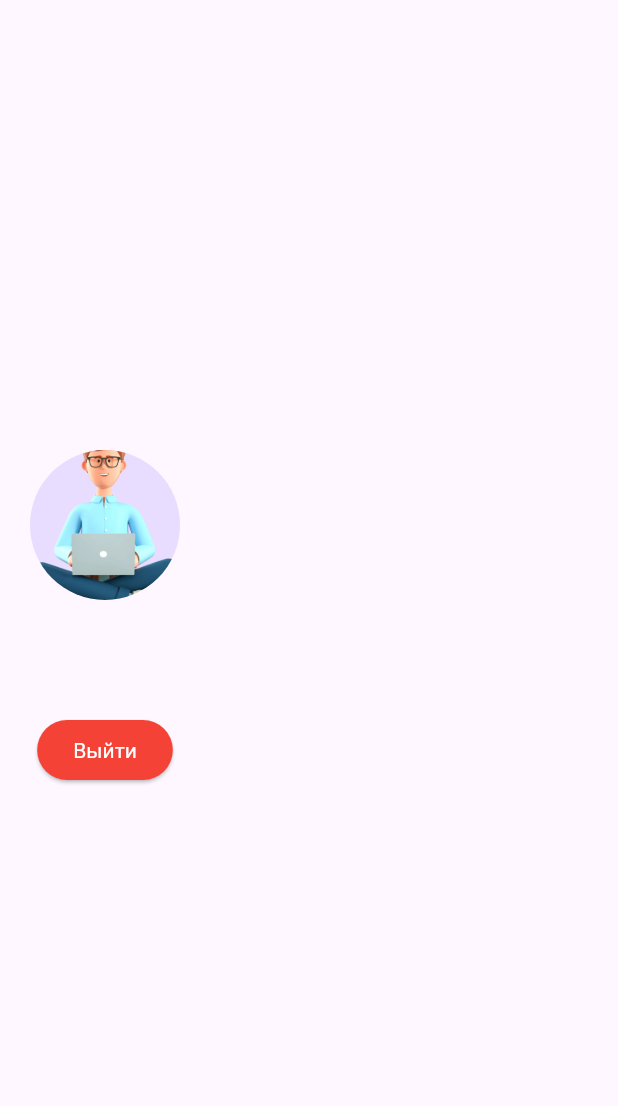
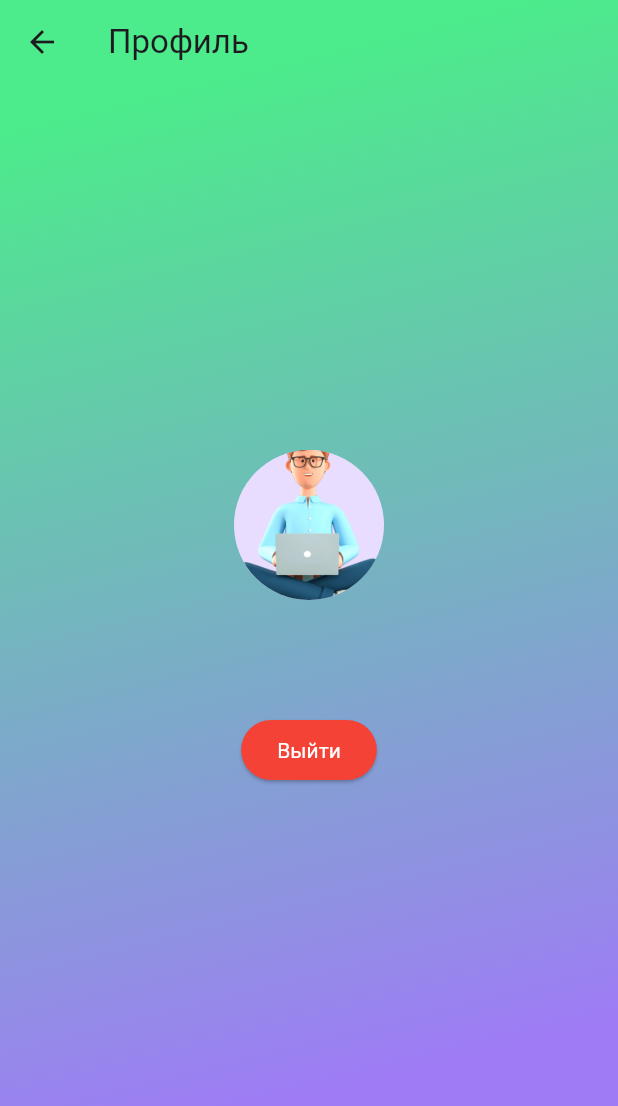
Before and after one commit to alex1261bat/zc_dodiddone, a Flutter app: the ProfilePage screen opened directly, on a phone screen of 412 x 824 dp. Shown: the top 1106 px of the screen. Run offline on Flutter 3.47's test engine with Material 3 defaults, Android fonts, the phone set to English and light mode, and no system bars; our stand-ins replace cloud_firestore, firebase_auth, firebase_core; accounts and stored records are empty.

Commit message:
profile page

```diff
--- a/lib/pages/main_page.dart
+++ b/lib/pages/main_page.dart
@@ -1,8 +1,8 @@
 import 'package:flutter/material.dart';
+import 'package:zc_dodiddone/pages/profile_page.dart';
 import 'package:zc_dodiddone/screens/all_tasks.dart';
 import '../screens/completed.dart';
 import '../screens/for_today.dart';
-import '../screens/profile_page.dart';
 import '../theme/theme.dart';
 
 import '../widgets/dialog_widget.dart'; // Импортируем FirebaseFirestore
@@ -21,7 +21,7 @@ class _MainPageState extends State<MainPage> {
     TaskPage(),
     ForTodayPage(),
     CompletedPage(),
-    ProfilePage()
+    //ProfilePage()
   ];
 
   void _onItemTapped(int index) {
@@ -61,9 +61,16 @@ class _MainPageState extends State<MainPage> {
     return Scaffold(
       extendBodyBehindAppBar: true,
       appBar: AppBar(
-        backgroundColor: Colors.transparent,
-        elevation: 0, // Убираем тень
-      ),
+          backgroundColor: Colors.transparent,
+          elevation: 0, // Убираем тень
+          actions: [
+            IconButton(
+                onPressed: () {
+                  Navigator.push(context,
+                      MaterialPageRoute(builder: (context) => const ProfilePage()));
+                },
+                icon: const Icon(Icons.person_2, color: Colors.white)),
+          ]),
       body: Container(
         decoration: BoxDecoration(
           gradient: LinearGradient(
@@ -78,7 +85,7 @@ class _MainPageState extends State<MainPage> {
         ),
         child: Center(
           child: _selectedIndex == 3 // Проверяем, выбран ли профиль
-              ? const ProfilePage() // Если да, отображаем profile_page
+              ? ProfilePage() // Если да, отображаем profile_page
               : _widgetOptions.elementAt(_selectedIndex),
         ),
       ),
@@ -96,10 +103,10 @@ class _MainPageState extends State<MainPage> {
             icon: Icon(Icons.check_circle),
             label: 'Выполнено',
           ),
-          BottomNavigationBarItem(
-            icon: Icon(Icons.person),
-            label: 'Профиль',
-          ),
+          // BottomNavigationBarItem(
+          //   icon: Icon(Icons.person),
+          //   label: 'Профиль',
+          // ),
         ],
         currentIndex: _selectedIndex,
         onTap: _onItemTapped,
--- /dev/null
+++ b/lib/pages/profile_page.dart
@@ -0,0 +1,41 @@
+import 'package:flutter/material.dart';
+import 'package:zc_dodiddone/screens/profile.dart';
+import '../theme/theme.dart';
+// Импортируем AuthenticationService
+
+class ProfilePage extends StatefulWidget {
+  const ProfilePage({Key? key}) : super(key: key);
+  @override
+  State<ProfilePage> createState() => _LoginPageState();
+}
+
+class _LoginPageState extends State<ProfilePage> {
+  @override
+  Widget build(BuildContext context) {
+    return Scaffold(
+      extendBodyBehindAppBar: true,
+      appBar: AppBar(
+        title: const Text('Профиль'),
+        backgroundColor: Colors.transparent, // Прозрачный AppBar
+        elevation: 0,
+      ), // AppBar
+      body: SingleChildScrollView(
+        child: Container(
+            height: MediaQuery.of(context).size.height,
+            width: MediaQuery.of(context).size.width,
+            decoration: BoxDecoration(
+              gradient: LinearGradient(
+                begin: Alignment.topLeft,
+                end: Alignment.bottomCenter,
+                colors: [
+                  DoDidDoneTheme.lightTheme.colorScheme.secondary,
+                  DoDidDoneTheme.lightTheme.colorScheme.primary,
+                ],
+                stops: const [0.1, 0.9], // Основной цвет занимает 90%
+              ),
+            ),
+            child: Profile()),
+      ),
+    );
+  }
+}
--- a/lib/screens/profile_page.dart
+++ b/lib/screens/profile.dart
@@ -2,13 +2,14 @@ import 'package:flutter/material.dart';
 import '../pages/login_page.dart';
 import '../services/firebase_auth.dart'; // Импортируем AuthenticationService
 
-class ProfilePage extends StatefulWidget {
-  const ProfilePage({Key? key}) : super(key: key);
+class Profile extends StatefulWidget {
+  const Profile({super.key});
+
   @override
-  State<ProfilePage> createState() => _ProfilePageState();
+  State<Profile> createState() => _ProfilePageState();
 }
 
-class _ProfilePageState extends State<ProfilePage> {
+class _ProfilePageState extends State<Profile> {
   final AuthService _authService = AuthService(); // Создаем экземпляр сервиса
   String? _userEmail;
   String? _userPhotoUrl;
--- a/lib/widgets/task_item.dart
+++ b/lib/widgets/task_item.dart
@@ -4,6 +4,7 @@ import 'package:cloud_firestore/cloud_firestore.dart';
 
 import 'edit_widget.dart'; // Импортируем FirebaseFirestore
 
+// ignore: must_be_immutable
 class TaskItem extends StatefulWidget {
   String title;
   String description;
```
